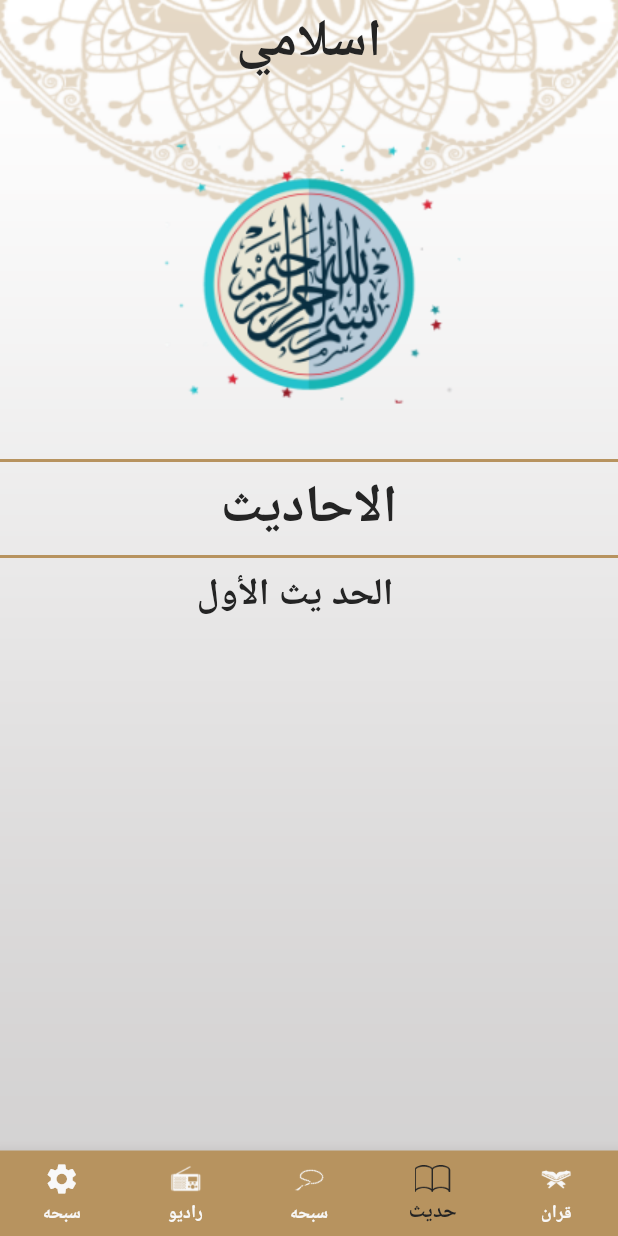
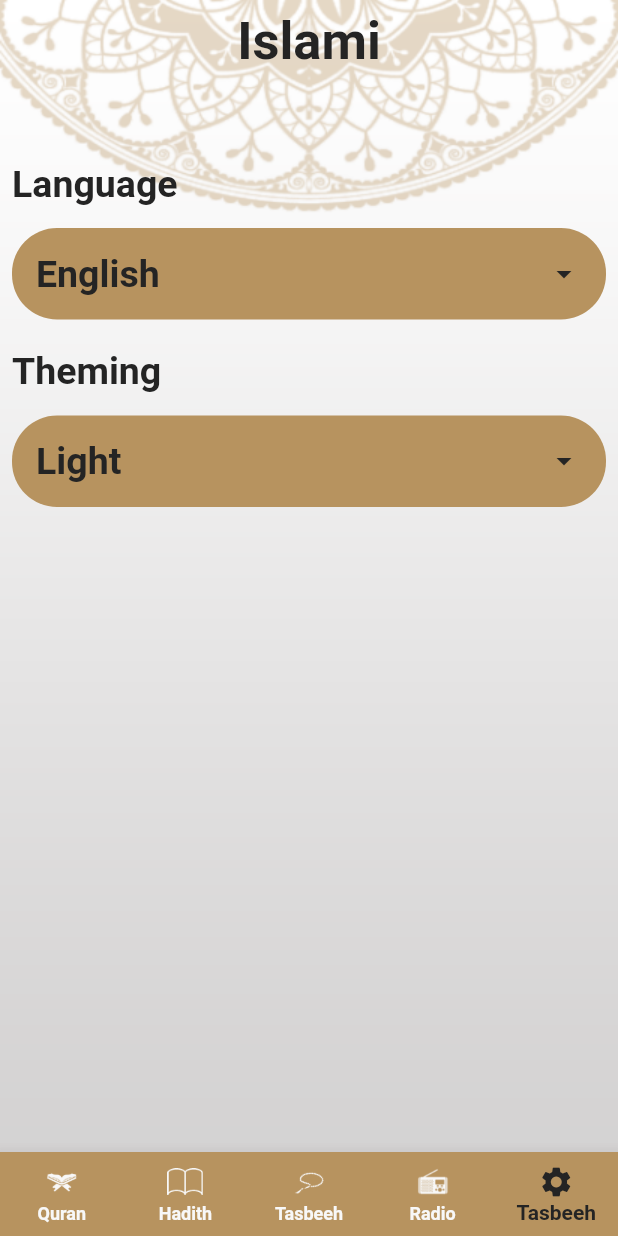
Before and after one commit to khaled1907/ISLAMI_APP_BY_FLUTTER, a Flutter app: the screen it shows after launch, on a phone screen of 412 x 824 dp. Run offline on Flutter 3.47's test engine with Material 2 defaults, Android fonts, the phone set to English and light mode, and no system bars; our stand-ins replace shared_preferences; generated files the repository leaves out were written again.

Commit message:
add setting tap  that can change language and theme dealing with provider and shared preferences

```diff
--- a/lib/appTheme/AppTheme.dart
+++ b/lib/appTheme/AppTheme.dart
@@ -28,6 +28,16 @@ class AppTheme {
         fontWeight: FontWeight.normal,
         color: colorBlack,
       ),
+
+
+
+
+      bodyLarge: TextStyle(
+        fontSize: 25,
+        fontWeight: FontWeight.bold,
+        color: lightPrimary,
+      ),
+
     ),
     appBarTheme: AppBarTheme(
       iconTheme: IconThemeData(color: colorBlack),
@@ -50,7 +60,7 @@ class AppTheme {
     canvasColor: colorWhite,
     cardColor: colorBlack,
     dividerColor: darkGold,
-    textTheme: TextTheme(
+    textTheme:  TextTheme(
       titleMedium: TextStyle(
         fontSize: 35,
         fontWeight: FontWeight.bold,
@@ -65,7 +75,16 @@ class AppTheme {
         fontWeight: FontWeight.normal,
         color: Color(0xFFF8F8F8),
       ),
+
+
+
+      bodyLarge: TextStyle(
+        fontSize: 25,
+        fontWeight: FontWeight.bold,
+        color: darkGold,
+      ),
     ),
+
     appBarTheme: AppBarTheme(
       iconTheme: IconThemeData(color: colorWhite),
       color: Colors.transparent,
--- a/lib/home_screen/home_screen.dart
+++ b/lib/home_screen/home_screen.dart
@@ -1,8 +1,11 @@
 import 'package:flutter/material.dart';
 import 'package:flutter_gen/gen_l10n/app_localizations.dart';
 import 'package:islami_app/taps/hadeth_tap/hadeth_screen.dart';
+import 'package:provider/provider.dart';
+import '../providers/app_config_provider.dart';
 import '../taps/quran_tap/quran_screen.dart';
 import '../taps/radio_tap/radio_screen.dart';
+import '../taps/settings_tap/settings_screen.dart';
 import '../taps/tasbeh_tap/tasbeh_screen.dart';
 
 class HomeScreen extends StatefulWidget {
@@ -18,10 +21,10 @@ class _HomeScreenState extends State<HomeScreen> {
     Hadeth_tap(),
     TasbehScreen(),
     RadioScreen(),
-    Column(),
+    SettinsScreen(),
   ];
 
-  int index = 1;
+  int index = 4;
 
   void changeIndex(int index) {
     setState(() {
@@ -31,6 +34,7 @@ class _HomeScreenState extends State<HomeScreen> {
 
   @override
   Widget build(BuildContext context) {
+    var provider = Provider.of<AppConfigProvider>(context);
     return Scaffold(
         backgroundColor: Colors.transparent,
         extendBodyBehindAppBar: true,
@@ -45,9 +49,11 @@ class _HomeScreenState extends State<HomeScreen> {
         body: Container(
             width: double.infinity,
             height: double.infinity,
-            decoration: const BoxDecoration(
+            decoration: BoxDecoration(
               image: DecorationImage(
-                image: AssetImage("assets/images/background_light.png"),
+                image: provider.isDark()
+                    ? AssetImage("assets/images/back_ground_dark.png")
+                    : AssetImage("assets/images/background_light.png"),
                 fit: BoxFit.fill,
               ),
             ),
--- a/lib/l10n/app_ar.arb
+++ b/lib/l10n/app_ar.arb
@@ -12,5 +12,11 @@
 "radioIconName":"راديو",
 "sebihaIconName":"سبحه",
 "settingsIconName":"الاعدادات",
-"numberOfTasabeh":"عدد المرات "
+"numberOfTasabeh":"عدد المرات ",
+"languageTitleName":"اللغه",
+"themeType":"النظام",
+ "english":"الانجليزيه",
+  "arabic":"العربيه",
+  "light":"مضيء",
+  "dark":"ليلي"
 }
--- a/lib/l10n/app_en.arb
+++ b/lib/l10n/app_en.arb
@@ -12,5 +12,11 @@
   "radioIconName": "Radio",
   "sebihaIconName": "Tasbeeh",
   "settingsIconName": "Settings",
-  "numberOfTasabeh": "Number of Times"
+  "numberOfTasabeh": "Number of Times",
+  "languageTitleName":"Language",
+  "themeType":"Theming",
+  "english":"English",
+  "arabic":"Arabic",
+  "light":"Light",
+  "dark":"Dark"
 }
--- a/lib/main.dart
+++ b/lib/main.dart
@@ -2,12 +2,25 @@ import 'package:flutter/material.dart';
 import 'package:flutter_gen/gen_l10n/app_localizations.dart';
 import 'package:flutter_localizations/flutter_localizations.dart';
 import 'package:islami_app/appTheme/AppTheme.dart';
+import 'package:islami_app/cache/cacheHelper/cacheData.dart';
 import 'package:islami_app/home_screen/home_screen.dart';
+import 'package:islami_app/providers/app_config_provider.dart';
 import 'package:islami_app/taps/hadeth_tap/show_hadeth_details.dart';
 import 'package:islami_app/taps/quran_tap/show_ayet_sura.dart';
+import 'package:provider/provider.dart';
 
-void main() {
-  runApp(MyApp());
+void main() async {
+  WidgetsFlutterBinding.ensureInitialized();
+  await CacheData.cacheInitialization();
+
+  final  appConfigProvider = AppConfigProvider();
+  appConfigProvider.loadSettingsFromPrefs();
+  runApp(
+    ChangeNotifierProvider(
+      create: (context) => appConfigProvider,
+      child: MyApp(),
+    ),
+  );
 }
 
 class MyApp extends StatefulWidget {
@@ -16,39 +29,26 @@ class MyApp extends StatefulWidget {
 }
 
 class _MyAppState extends State<MyApp> {
-  Locale presentLocal = Locale('ar');
-
-  void changeLocal(Locale locale) {
-    setState(() {
-      presentLocal = locale;
-    });
-  }
-
   @override
   Widget build(BuildContext context) {
+    var provider = Provider.of<AppConfigProvider>(context);
+
     return MaterialApp(
       debugShowCheckedModeBanner: false,
       theme: AppTheme.lightTheme,
       darkTheme: AppTheme.darkTheme,
-      themeMode: ThemeMode.system,
-      locale: presentLocal,
+      themeMode: provider.appTheme,
+      locale: Locale(provider.appLanguage),
+      supportedLocales: AppLocalizations.supportedLocales,
       localizationsDelegates: const [
         AppLocalizations.delegate, // Add this line
         GlobalMaterialLocalizations.delegate,
         GlobalWidgetsLocalizations.delegate,
         GlobalCupertinoLocalizations.delegate,
       ],
-      supportedLocales: const [
-        Locale('ar'), // English
-        Locale('en'), // Spanish
-      ],
       home: HomeScreen(),
       initialRoute: HomeScreen.routeName,
       routes: {
-
-
-
-
         ShowSuraDetalis.routeName: (context) => ShowSuraDetalis(),
         HomeScreen.routeName: (context) => HomeScreen(),
         ShowHadethDetails.routeName: (context) => ShowHadethDetails(),
--- /dev/null
+++ b/lib/providers/app_config_provider.dart
@@ -0,0 +1,58 @@
+import 'package:flutter/material.dart';
+import 'package:shared_preferences/shared_preferences.dart';
+
+class AppConfigProvider extends ChangeNotifier {
+  String appLanguage = "en";
+  ThemeMode appTheme = ThemeMode.light;
+
+  void changeLanguage(String language) async {
+    if (language == appLanguage) {
+      return;
+    }
+    appLanguage = language;
+
+    notifyListeners();
+
+    final prefs = await SharedPreferences.getInstance();
+    await prefs.setString("language", language);
+  }
+
+  void changeTheme(ThemeMode newTheme) async {
+    if (newTheme == appTheme) {
+      return;
+    } notifyListeners();
+
+    appTheme = newTheme;
+    final prefs = await SharedPreferences.getInstance();
+    await prefs.setString(
+        "theme", newTheme == ThemeMode.dark ? "dark" : "light");
+  }
+
+  bool isDark() {
+    return appTheme == ThemeMode.dark;
+  }
+
+  bool isEnglish() {
+    return appLanguage == "en";
+  }
+
+  loadSettingsFromPrefs() async {
+    final prefs = await SharedPreferences.getInstance();
+
+    final savedLanguage = prefs.getString("language");
+    if (savedLanguage != null) {
+      appLanguage = savedLanguage;
+    }
+
+    final savedTheme = prefs.getString("theme");
+    if (savedTheme == "dark") {
+      appTheme = ThemeMode.dark;
+    } else if (savedTheme == "light") {
+      appTheme = ThemeMode.light;
+    } else {
+      appTheme = ThemeMode.system;
+    }
+
+    notifyListeners();
+  }
+}
--- a/lib/taps/quran_tap/put_aya_number.dart
+++ b/lib/taps/quran_tap/put_aya_number.dart
@@ -11,8 +11,9 @@ class PutAyaNumber extends StatelessWidget {
     return Padding(
       padding: const EdgeInsets.all(8.0),
       child: Text(
+       textDirection:TextDirection.rtl,
         "$verses (${index + 1})",
-        style: Theme.of(context).textTheme.bodyMedium,
+        style: TextStyle(color: Theme.of(context).primaryColor,),
         textAlign: TextAlign.center,
       ),
     );
--- /dev/null
+++ b/lib/taps/settings_tap/settings_screen.dart
@@ -0,0 +1,113 @@
+import 'package:flutter/material.dart';
+import 'package:flutter_gen/gen_l10n/app_localizations.dart';
+import 'package:islami_app/taps/settings_tap/theme_bottom_sheet.dart';
+import 'package:provider/provider.dart';
+
+import '../../providers/app_config_provider.dart';
+import 'language_bottom_sheet.dart';
+
+class SettinsScreen extends StatelessWidget {
+  const SettinsScreen({Key? key}) : super(key: key);
+
+  @override
+  Widget build(BuildContext context) {
+    var provider = Provider.of<AppConfigProvider>(context);
+    return Padding(
+      padding: const EdgeInsets.all(8.0),
+      child: Column(
+        mainAxisAlignment: MainAxisAlignment.start,
+        crossAxisAlignment: CrossAxisAlignment.start,
+        children: [
+          const SizedBox(
+            height: 100,
+          ),
+          Text(AppLocalizations.of(context)!.languageTitleName),
+          const SizedBox(
+            height: 15,
+          ),
+          Container(
+            width: double.infinity,
+            decoration: BoxDecoration(
+                color: Theme.of(context).primaryColor,
+                borderRadius: BorderRadius.circular(30)),
+            child: InkWell(
+              onTap: () {
+                showBottomSheetForLanguage(context);
+              },
+              child: Padding(
+                padding: const EdgeInsets.all(8.0),
+                child: Padding(
+                  padding: const EdgeInsets.all(8.0),
+                  child: Row(
+                    mainAxisAlignment: MainAxisAlignment.spaceBetween,
+                    children: [
+                      Text(provider.isEnglish()
+                          ? AppLocalizations.of(context)!.english
+                          : AppLocalizations.of(context)!.arabic),
+                      Icon(Icons.arrow_drop_down,color: Theme.of(context).canvasColor)
+                    ],
+                  ),
+                ),
+              ),
+            ),
+          ),
+          const SizedBox(
+            height: 20,
+          ),
+          Text(AppLocalizations.of(context)!.themeType),
+          const SizedBox(
+            height: 15,
+          ),
+          Container(
+            width: double.infinity,
+            decoration: BoxDecoration(
+                color: Theme.of(context).primaryColor,
+                borderRadius: BorderRadius.circular(30)),
+            child: InkWell(
+              onTap: () {
+                showBottomSheetForTheme(context);
+              },
+              child: Padding(
+                padding: const EdgeInsets.all(8.0),
+                child:
+                Padding(
+                  padding: const EdgeInsets.all(8.0),
+                  child: Row(
+                    mainAxisAlignment: MainAxisAlignment.spaceBetween,
+                    children: [
+                      Text(
+                        provider.isDark()
+                            ? AppLocalizations.of(context)!.dark
+                            : AppLocalizations.of(context)!.light,
+                      ),
+                      Icon(
+                        Icons.arrow_drop_down,
+                        color: Theme.of(context).canvasColor,
+                      )
+                    ],
+                  ),
+                ),
+              ),
+            ),
+          )
+        ],
+      ),
+    );
+  }
+
+  void showBottomSheetForLanguage(BuildContext context) {
+    showModalBottomSheet(
+        context: context,
+        builder: (context) {
+          return LanguageBottomSheet();
+        });
+  }
+
+  void showBottomSheetForTheme(BuildContext context) {
+    showModalBottomSheet(
+        context: context,
+        builder: (context) {
+          return ThemeBottomSheet();
+        });
+  }
+}
--- a/pubspec.yaml
+++ b/pubspec.yaml
@@ -35,11 +35,14 @@ dependencies:
   flutter_localizations:
     sdk: flutter
   intl: any
+  provider: ^6.1.5
+
 
 
   # The following adds the Cupertino Icons font to your application.
   # Use with the CupertinoIcons class for iOS style icons.
   cupertino_icons: ^1.0.2
+  shared_preferences: ^2.2.2
 
 
 dev_dependencies:
```
Also changed, not shown: lib/cache/cacheHelper/cacheData.dart (added, +23 -0 lines), lib/taps/hadeth_tap/show_hadeth_details.dart (+13 -3 lines), lib/taps/quran_tap/show_ayet_sura.dart (+11 -3 lines), lib/taps/settings_tap/language_bottom_sheet.dart (added, +76 -0 lines), lib/taps/settings_tap/theme_bottom_sheet.dart (added, +76 -0 lines), pubspec.lock, 1 other file.
